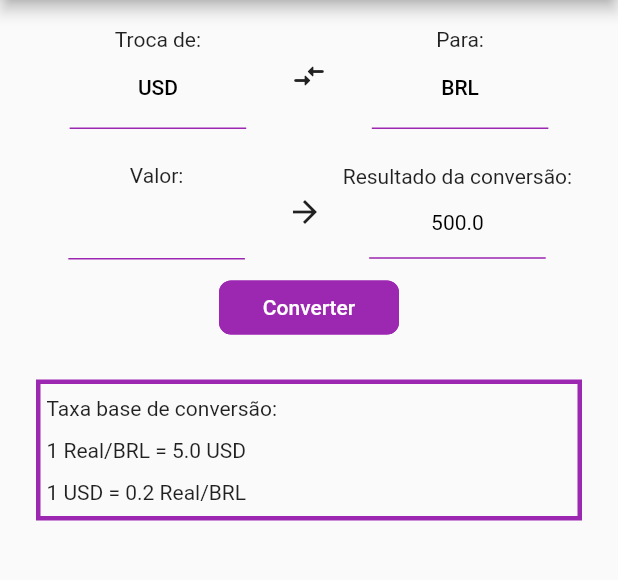
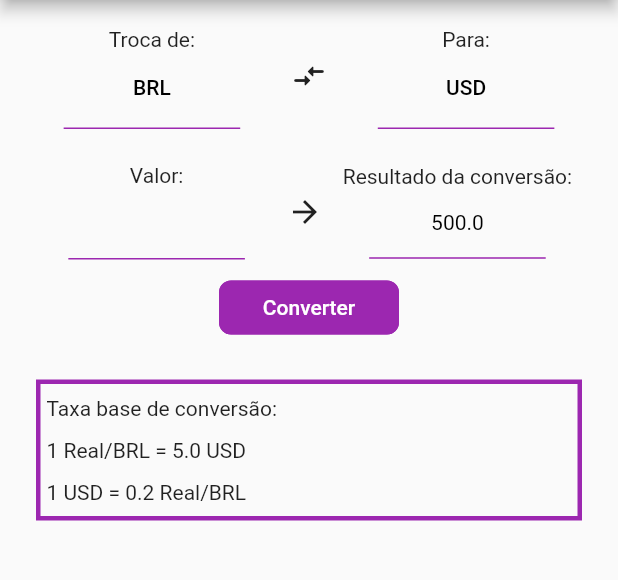
Before and after one commit to PauloVOFonseca/exchange-house-app, a Flutter app: the screen it shows after launch, on a phone screen of 412 x 824 dp, the part 84-664 px from its top. Run offline on Flutter 3.47's test engine with Material 2 defaults, Android fonts, the phone set to English and light mode, and no system bars.

Commit message:
feat: create controller and switch coins on home page

```diff
--- /dev/null
+++ b/lib/src/presentation/pages/home/home_controller.dart
@@ -0,0 +1,18 @@
+class HomeController {
+  String coinBase = 'BRL';
+  String coinToConvert = 'USD';
+
+  changeCoinBase(String newCoinValue) {
+    coinBase = newCoinValue;
+  }
+
+  changeCoinToConvert(String newCoinValue) {
+    coinToConvert = newCoinValue;
+  }
+
+  switchCoins() {
+    final temp = coinBase;
+    coinBase = coinToConvert;
+    coinToConvert = temp;
+  }
+}
--- a/lib/src/presentation/pages/home/home_page.dart
+++ b/lib/src/presentation/pages/home/home_page.dart
@@ -1,3 +1,4 @@
+import 'package:exchange_house_app/src/presentation/pages/home/home_controller.dart';
 import 'package:exchange_house_app/src/presentation/pages/home/widgets/base_conversion_rate_widget.dart';
 import 'package:exchange_house_app/src/presentation/pages/home/widgets/coin_selector_widget.dart';
 import 'package:exchange_house_app/src/presentation/pages/home/widgets/exchange_result_widget.dart';
@@ -14,6 +15,7 @@ class HomePage extends StatefulWidget {
 
 class _HomePageState extends State<HomePage> {
   final TextEditingController textController = TextEditingController();
+  final HomeController pageController = HomeController();
 
   @override
   Widget build(BuildContext context) {
@@ -27,10 +29,18 @@ class _HomePageState extends State<HomePage> {
           children: [
             Row(
               mainAxisAlignment: MainAxisAlignment.spaceAround,
-              children: const [
-                CoinSelectorWidget(title: 'Troca de:', coin: 'USD'),
-                Icon(Icons.compare_arrows_rounded),
-                CoinSelectorWidget(title: 'Para:', coin: 'BRL'),
+              children: [
+                CoinSelectorWidget(
+                    title: 'Troca de:', coin: pageController.coinBase),
+                IconButton(
+                  onPressed: () {
+                    pageController.switchCoins();
+                    setState(() {});
+                  },
+                  icon: const Icon(Icons.compare_arrows_rounded),
+                ),
+                CoinSelectorWidget(
+                    title: 'Para:', coin: pageController.coinToConvert),
               ],
             ),
             const SizedBox(height: 8),
```
